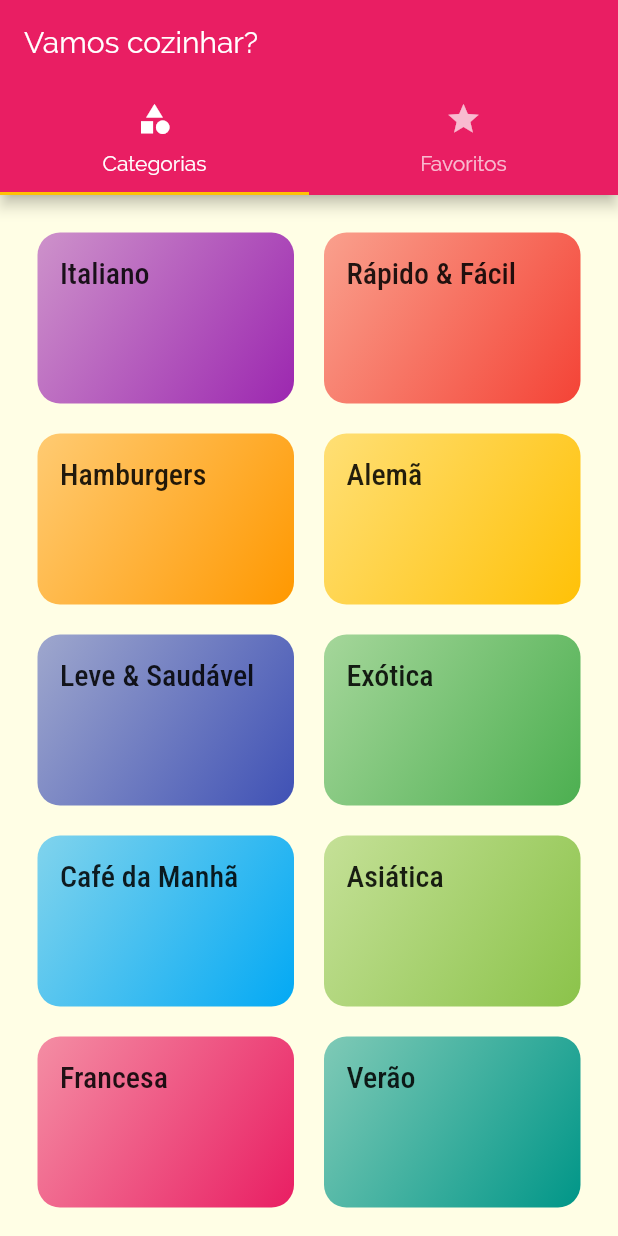
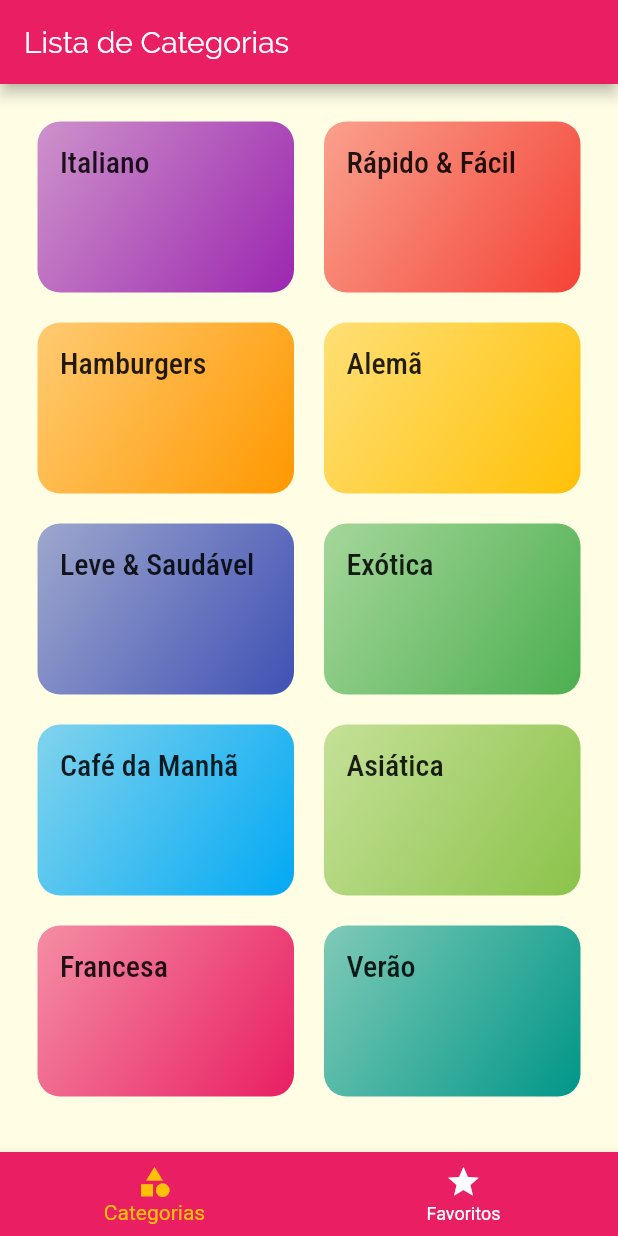
Before and after one commit to Jhonatan-Pereira/flutter_meals, a Flutter app: the screen it shows after launch, on a phone screen of 412 x 824 dp. Run offline on Flutter 3.47's test engine with Material 2 defaults, Android fonts, the phone set to English and light mode, and no system bars.

```diff
--- a/lib/screens/tabs_screen.dart
+++ b/lib/screens/tabs_screen.dart
@@ -3,33 +3,56 @@ import 'package:flutter/material.dart';
 import 'categories_screen.dart';
 import 'favorite_screen.dart';
 
-class TabsScreen extends StatelessWidget {
+class TabsScreen extends StatefulWidget {
+  @override
+  _TabsScreenState createState() => _TabsScreenState();
+}
+
+class _TabsScreenState extends State<TabsScreen> {
+  int _selectedScreenIndex = 0;
+  final List<Map<String, Object>> _screens = [
+    {
+      'title': 'Lista de Categorias',
+      'screen': CategoriesScreen(),
+    },
+    {
+      'title': 'Meus Favoritos',
+      'screen': FavoriteScreen(),
+    },
+  ];
+
+  _selectScreen(int index) {
+    setState(() {
+      _selectedScreenIndex = index;
+    });
+  }
+
   @override
   Widget build(BuildContext context) {
-    return DefaultTabController(
-      length: 2,
-      child: Scaffold(
-        appBar: AppBar(
-          title: Text('Vamos cozinhar?'),
-          bottom: TabBar(
-            tabs: [
-              Tab(
-                icon: Icon(Icons.category),
-                text: 'Categorias',
-              ),
-              Tab(
-                icon: Icon(Icons.star),
-                text: 'Favoritos',
-              ),
-            ],
+    return Scaffold(
+      appBar: AppBar(
+        title: Text(
+          _screens[_selectedScreenIndex]['title'],
+        ),
+      ),
+      body: _screens[_selectedScreenIndex]['screen'],
+      bottomNavigationBar: BottomNavigationBar(
+        onTap: _selectScreen,
+        backgroundColor: Theme.of(context).primaryColor,
+        unselectedItemColor: Colors.white,
+        selectedItemColor: Theme.of(context).accentColor,
+        currentIndex: _selectedScreenIndex,
+        // type: BottomNavigationBarType.fixed,
+        items: [
+          BottomNavigationBarItem(
+            icon: Icon(Icons.category),
+            title: Text('Categorias'),
           ),
-        ),
-        body: TabBarView(
-          children: [
-            CategoriesScreen(),
-            FavoriteScreen(),
-          ],
-        ),
+          BottomNavigationBarItem(
+            icon: Icon(Icons.star),
+            title: Text('Favoritos'),
+          ),
+        ],
       ),
     );
   }
```
